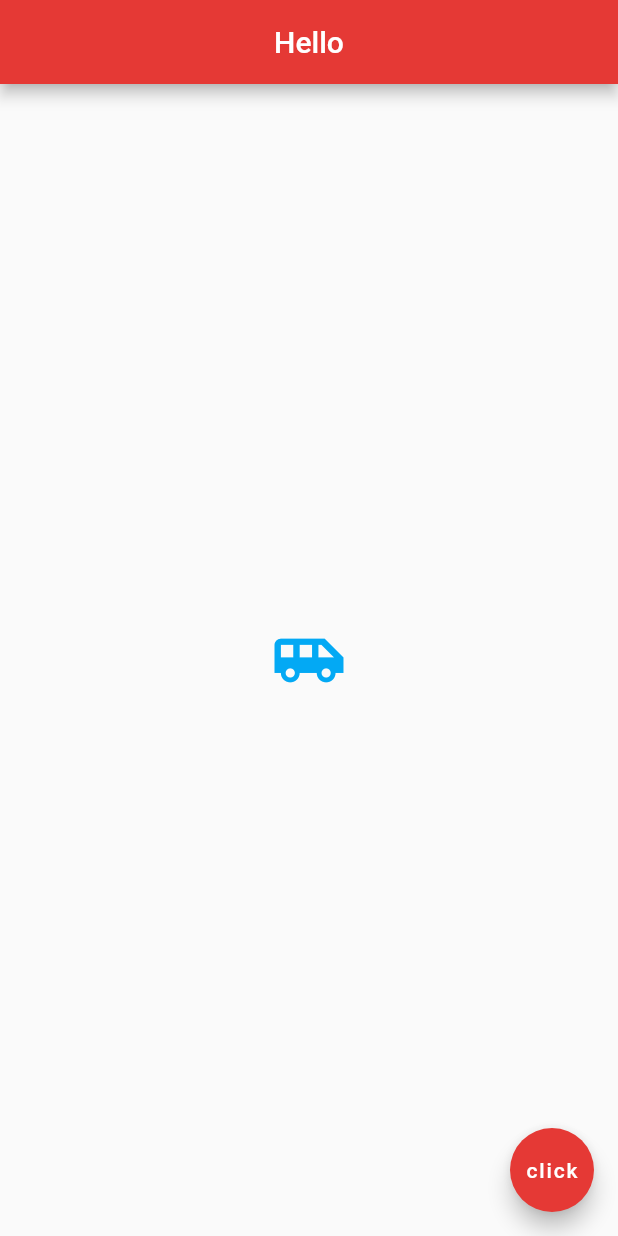
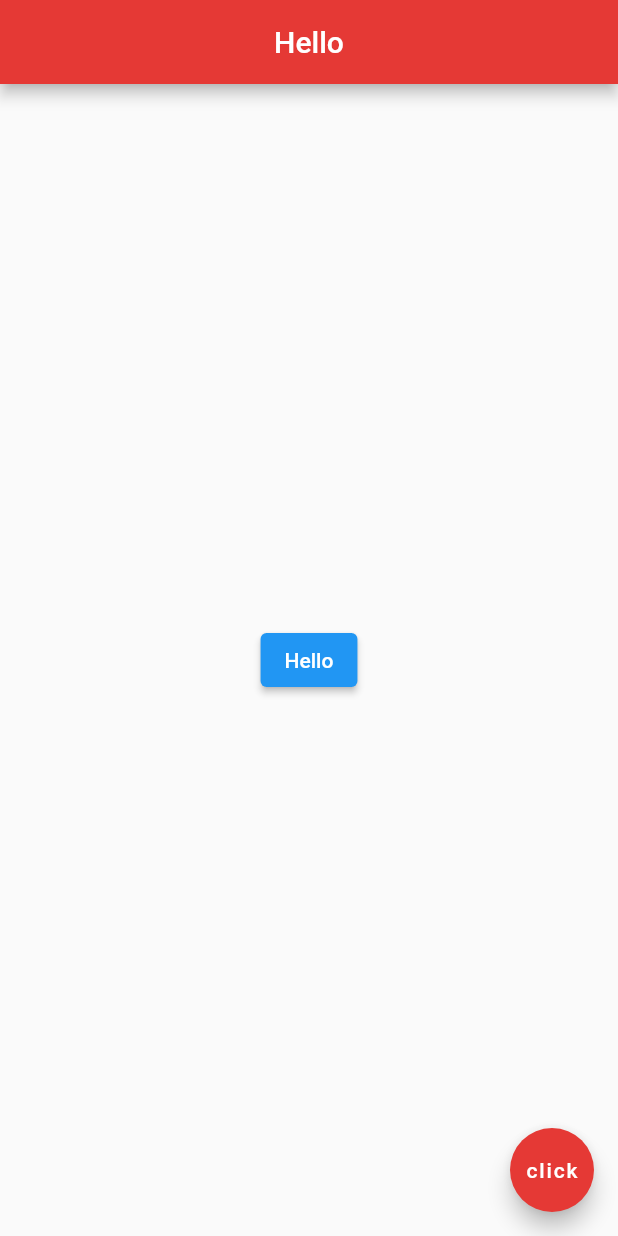
Before and after one commit to Noob-Dev-Official/flutter-tutorial, a Flutter app: the screen it shows after launch, on a phone screen of 412 x 824 dp. Run offline on Flutter 3.47's test engine with Material 2 defaults, Android fonts, the phone set to English and light mode, and no system bars.

Commit message:
implemented button (an example)

```diff
--- a/lib/main.dart
+++ b/lib/main.dart
@@ -18,10 +18,11 @@ class Home extends StatelessWidget {
           backgroundColor: Colors.red[600]
         ),
       body: Center(
-        child: Icon(
-          Icons.airport_shuttle,
-          color: Colors.lightBlue,
-          size: 50.0
+        child: ElevatedButton(
+          onPressed: () {
+            print('you clicked me');
+          },
+          child: Text('Hello'),
         )
       ),
       floatingActionButton: FloatingActionButton(
```
